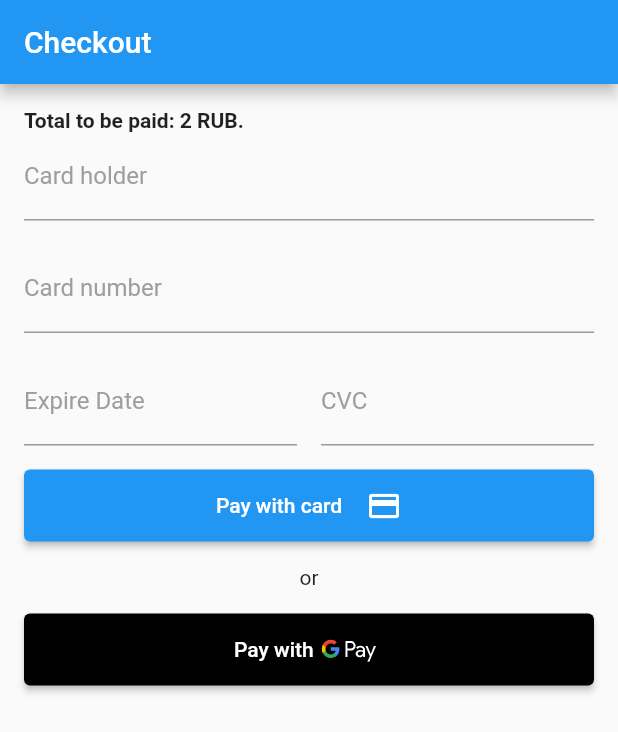
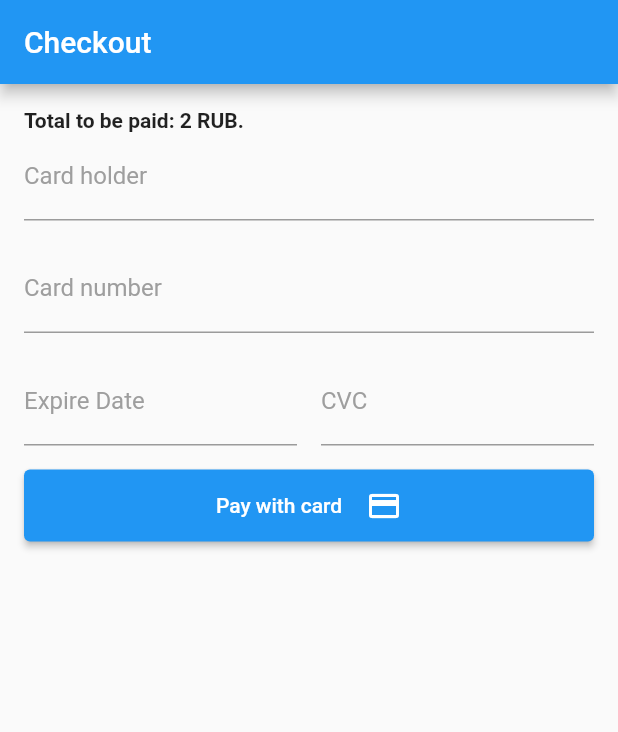
Before and after one commit to shushper/cloudpayments, a Flutter app: the screen it shows after launch, on a phone screen of 412 x 824 dp. Shown: the top 732 px of the screen. Run offline on Flutter 3.47's test engine with Material 2 defaults, Android fonts, the phone set to English and light mode, and no system bars; drawn by our look-alikes of loading_overlay; our stand-ins replace dio, flutter_svg, mask_text_input_formatter.

Commit message:
Version 0.1.0

```diff
--- a/example/lib/main.dart
+++ b/example/lib/main.dart
@@ -299,48 +299,48 @@ class _CheckoutScreenState extends State<CheckoutScreen> {
                     ),
                     onPressed: _onPayClick,
                   ),
-                  SizedBox(
-                    height: 16,
-                  ),
-                  Align(
-                    alignment: Alignment.center,
-                    child: Text('or'),
-                  ),
-                  SizedBox(
-                    height: 16,
-                  ),
-                  if (Platform.isAndroid)
-                    CustomButton(
-                      backgroundColor: Colors.black,
-                      onPressed: () {},
-                      child: Row(
-                        mainAxisAlignment: MainAxisAlignment.center,
-                        children: [
-                          Text(
-                            'Pay with',
-                            textAlign: TextAlign.center,
-                          ),
-                          SvgPicture.asset(
-                            'assets/images/google_pay.svg',
-                            height: 30,
-                          ),
-                        ],
-                      ),
-                    ),
-                  if (Platform.isIOS)
-                    CustomButton(
-                      backgroundColor: Colors.black,
-                      onPressed: () {},
-                      child: Row(
-                        mainAxisAlignment: MainAxisAlignment.center,
-                        children: [
-                          Text(
-                            'Pay with Apple',
-                            textAlign: TextAlign.center,
-                          ),
-                        ],
-                      ),
-                    ),
+                  // SizedBox(
+                  //   height: 16,
+                  // ),
+                  // Align(
+                  //   alignment: Alignment.center,
+                  //   child: Text('or'),
+                  // ),
+                  // SizedBox(
+                  //   height: 16,
+                  // ),
+                  // if (Platform.isAndroid)
+                  //   CustomButton(
+                  //     backgroundColor: Colors.black,
+                  //     onPressed: () {},
+                  //     child: Row(
+                  //       mainAxisAlignment: MainAxisAlignment.center,
+                  //       children: [
+                  //         Text(
+                  //           'Pay with',
+                  //           textAlign: TextAlign.center,
+                  //         ),
+                  //         SvgPicture.asset(
+                  //           'assets/images/google_pay.svg',
+                  //           height: 30,
+                  //         ),
+                  //       ],
+                  //     ),
+                  //   ),
+                  // if (Platform.isIOS)
+                  //   CustomButton(
+                  //     backgroundColor: Colors.black,
+                  //     onPressed: () {},
+                  //     child: Row(
+                  //       mainAxisAlignment: MainAxisAlignment.center,
+                  //       children: [
+                  //         Text(
+                  //           'Pay with Apple',
+                  //           textAlign: TextAlign.center,
+                  //         ),
+                  //       ],
+                  //     ),
+                  //   ),
                 ],
               ),
             ),
--- a/pubspec.yaml
+++ b/pubspec.yaml
@@ -1,6 +1,6 @@
 name: cloudpayments
 description: A Flutter plugin for integrating Cloudpaymanets in Android and iOS applications.
-version: 0.0.2
+version: 0.1.0
 repository: https://github.com/shushper/cloudpayments
 
 environment:
```
Also changed, not shown: example/pubspec.lock, 2 other files.
